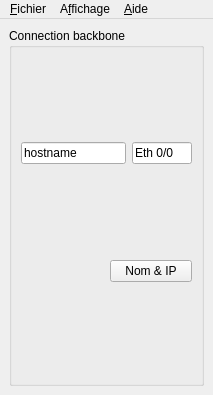
Qt form ui/mainwindow.ui (redkite127/fast-clipboard) before a commit.
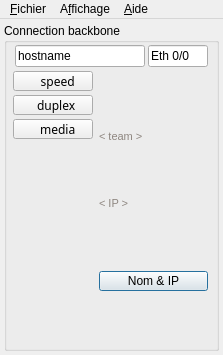
The same form after that commit. Icons and pictures are not drawn.

Commit message: Duplex, speed et media opérationnel Update du screenshot

```diff
--- a/ui/mainwindow.ui
+++ b/ui/mainwindow.ui
@@ -5,8 +5,8 @@
    <rect>
     <x>0</x>
     <y>0</y>
-    <width>213</width>
-    <height>395</height>
+    <width>223</width>
+    <height>355</height>
    </rect>
   </property>
   <property name="windowTitle" >
@@ -21,19 +21,49 @@
     <rect>
      <x>0</x>
      <y>26</y>
-     <width>213</width>
-     <height>369</height>
+     <width>223</width>
+     <height>329</height>
     </rect>
    </property>
    <layout class="QVBoxLayout" name="verticalLayout" >
+    <property name="spacing" >
+     <number>6</number>
+    </property>
+    <property name="margin" >
+     <number>4</number>
+    </property>
     <item>
      <widget class="QGroupBox" name="groupBox" >
       <property name="title" >
        <string>Connection backbone</string>
       </property>
-      <layout class="QVBoxLayout" name="verticalLayout_3" >
-       <item>
+      <layout class="QGridLayout" name="gridLayout" >
+       <property name="leftMargin" >
+        <number>6</number>
+       </property>
+       <property name="topMargin" >
+        <number>2</number>
+       </property>
+       <property name="rightMargin" >
+        <number>6</number>
+       </property>
+       <property name="bottomMargin" >
+        <number>2</number>
+       </property>
+       <property name="spacing" >
+        <number>4</number>
+       </property>
+       <item row="0" column="0" colspan="2" >
         <layout class="QHBoxLayout" name="horizontalLayout_2" >
+         <property name="spacing" >
+          <number>3</number>
+         </property>
+         <property name="leftMargin" >
+          <number>2</number>
+         </property>
+         <property name="rightMargin" >
+          <number>2</number>
+         </property>
          <item>
           <widget class="QLineEdit" name="name" >
            <property name="text" >
@@ -62,12 +92,85 @@
          </item>
         </layout>
        </item>
-       <item>
-        <layout class="QHBoxLayout" name="horizontalLayout" >
-         <item>
+       <item row="1" column="0" >
+        <widget class="QPushButton" name="speedButton" >
+         <property name="enabled" >
+          <bool>true</bool>
+         </property>
+         <property name="maximumSize" >
+          <size>
+           <width>80</width>
+           <height>20</height>
+          </size>
+         </property>
+         <property name="font" >
+          <font>
+           <family>Courier 10 Pitch</family>
+           <weight>50</weight>
+           <italic>false</italic>
+           <bold>false</bold>
+           <underline>false</underline>
+           <strikeout>false</strikeout>
+          </font>
+         </property>
+         <property name="layoutDirection" >
+          <enum>Qt::LeftToRight</enum>
+         </property>
+         <property name="autoFillBackground" >
+          <bool>false</bool>
+         </property>
+         <property name="text" >
+          <string>   speed</string>
+         </property>
+         <property name="icon" >
+          <iconset resource="../res.qrc" >
+           <normaloff>:/images/red.png</normaloff>:/images/red.png</iconset>
+         </property>
+         <property name="iconSize" >
+          <size>
+           <width>10</width>
+           <height>10</height>
+          </size>
+         </property>
+         <property name="checkable" >
+          <bool>false</bool>
+         </property>
+         <property name="autoDefault" >
+          <bool>false</bool>
+         </property>
+         <property name="default" >
+          <bool>false</bool>
+         </property>
+         <property name="flat" >
+          <bool>false</bool>
+         </property>
+        </widget>
+       </item>
+       <item rowspan="4" row="1" column="1" >
           <layout class="QVBoxLayout" name="verticalLayout_2" >
+         <property name="spacing" >
+          <number>4</number>
+         </property>
+         <property name="leftMargin" >
+          <number>2</number>
+         </property>
+         <property name="topMargin" >
+          <number>2</number>
+         </property>
+         <property name="rightMargin" >
+          <number>2</number>
+         </property>
+         <property name="bottomMargin" >
+          <number>4</number>
+         </property>
            <item>
             <widget class="QLabel" name="lookup_status" >
+           <property name="maximumSize" >
+            <size>
+             <width>16777215</width>
+             <height>20</height>
+            </size>
+           </property>
              <property name="palette" >
               <palette>
                <active>
@@ -115,7 +218,7 @@
               </font>
              </property>
              <property name="text" >
-              <string>&lt;status></string>
+            <string>&lt; team ></string>
              </property>
              <property name="alignment" >
               <set>Qt::AlignBottom|Qt::AlignLeading|Qt::AlignLeft</set>
@@ -127,6 +230,12 @@
            </item>
            <item>
             <widget class="QLabel" name="lookup_status_2" >
+           <property name="maximumSize" >
+            <size>
+             <width>16777215</width>
+             <height>20</height>
+            </size>
+           </property>
              <property name="palette" >
               <palette>
                <active>
@@ -174,7 +283,7 @@
               </font>
              </property>
              <property name="text" >
-              <string/>
+            <string>&lt; IP ></string>
              </property>
              <property name="alignment" >
               <set>Qt::AlignLeading|Qt::AlignLeft|Qt::AlignTop</set>
@@ -184,17 +293,132 @@
              </property>
             </widget>
            </item>
-          </layout>
-         </item>
          <item>
           <widget class="QPushButton" name="lookup" >
+           <property name="maximumSize" >
+            <size>
+             <width>16777215</width>
+             <height>20</height>
+            </size>
+           </property>
            <property name="text" >
             <string>Nom &amp;&amp; IP</string>
            </property>
+           <property name="default" >
+            <bool>true</bool>
+           </property>
           </widget>
          </item>
         </layout>
        </item>
+       <item row="2" column="0" >
+        <widget class="QPushButton" name="duplexButton" >
+         <property name="enabled" >
+          <bool>true</bool>
+         </property>
+         <property name="maximumSize" >
+          <size>
+           <width>80</width>
+           <height>20</height>
+          </size>
+         </property>
+         <property name="font" >
+          <font>
+           <family>Courier 10 Pitch</family>
+           <weight>50</weight>
+           <italic>false</italic>
+           <bold>false</bold>
+           <underline>false</underline>
+           <strikeout>false</strikeout>
+          </font>
+         </property>
+         <property name="layoutDirection" >
+          <enum>Qt::LeftToRight</enum>
+         </property>
+         <property name="autoFillBackground" >
+          <bool>false</bool>
+         </property>
+         <property name="text" >
+          <string>  duplex</string>
+         </property>
+         <property name="icon" >
+          <iconset resource="../res.qrc" >
+           <normaloff>:/images/red.png</normaloff>:/images/red.png</iconset>
+         </property>
+         <property name="iconSize" >
+          <size>
+           <width>10</width>
+           <height>10</height>
+          </size>
+         </property>
+         <property name="checkable" >
+          <bool>false</bool>
+         </property>
+         <property name="autoDefault" >
+          <bool>false</bool>
+         </property>
+         <property name="default" >
+          <bool>false</bool>
+         </property>
+         <property name="flat" >
+          <bool>false</bool>
+         </property>
+        </widget>
+       </item>
+       <item row="3" column="0" >
+        <widget class="QPushButton" name="mediaButton" >
+         <property name="enabled" >
+          <bool>true</bool>
+         </property>
+         <property name="maximumSize" >
+          <size>
+           <width>80</width>
+           <height>20</height>
+          </size>
+         </property>
+         <property name="font" >
+          <font>
+           <family>Courier 10 Pitch</family>
+           <weight>50</weight>
+           <italic>false</italic>
+           <bold>false</bold>
+           <underline>false</underline>
+           <strikeout>false</strikeout>
+          </font>
+         </property>
+         <property name="layoutDirection" >
+          <enum>Qt::LeftToRight</enum>
+         </property>
+         <property name="autoFillBackground" >
+          <bool>false</bool>
+         </property>
+         <property name="text" >
+          <string>   media</string>
+         </property>
+         <property name="icon" >
+          <iconset resource="../res.qrc" >
+           <normaloff>:/images/red.png</normaloff>:/images/red.png</iconset>
+         </property>
+         <property name="iconSize" >
+          <size>
+           <width>10</width>
+           <height>10</height>
+          </size>
+         </property>
+         <property name="checkable" >
+          <bool>false</bool>
+         </property>
+         <property name="autoDefault" >
+          <bool>false</bool>
+         </property>
+         <property name="default" >
+          <bool>false</bool>
+         </property>
+         <property name="flat" >
+          <bool>false</bool>
+         </property>
+        </widget>
+       </item>
       </layout>
      </widget>
     </item>
@@ -205,7 +429,7 @@
     <rect>
      <x>0</x>
      <y>0</y>
-     <width>213</width>
+     <width>223</width>
      <height>26</height>
     </rect>
    </property>
```
Left out of the diff: 4 changed lines with no effect on the pictures. Lines whose indentation alone changed are shown as unchanged. The commit also changes 8 other files.
